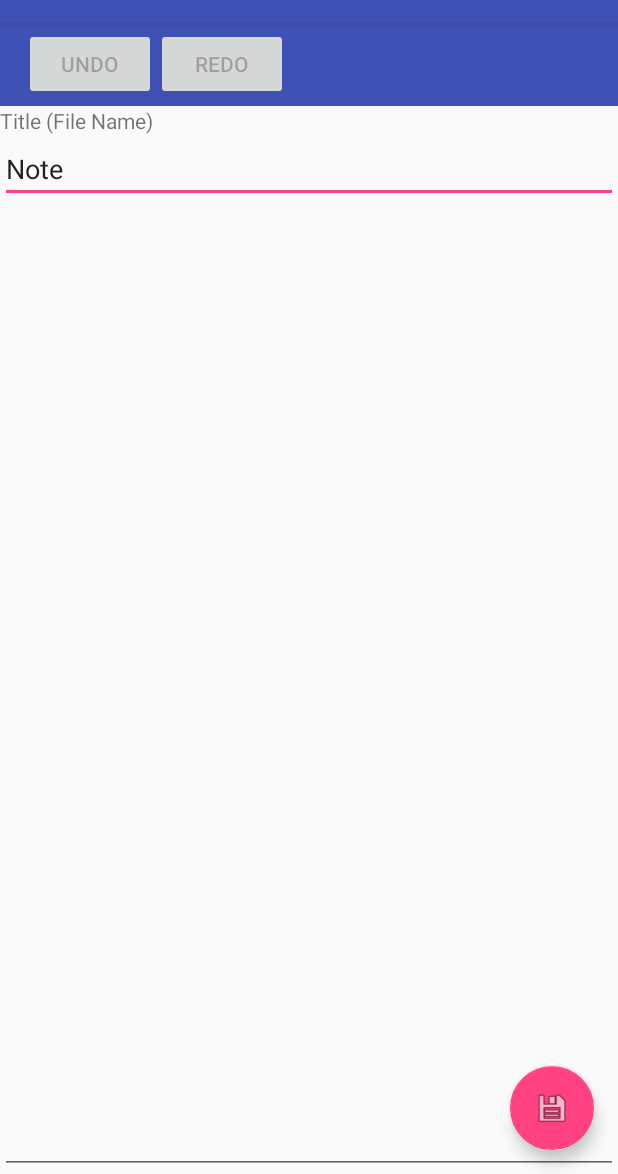
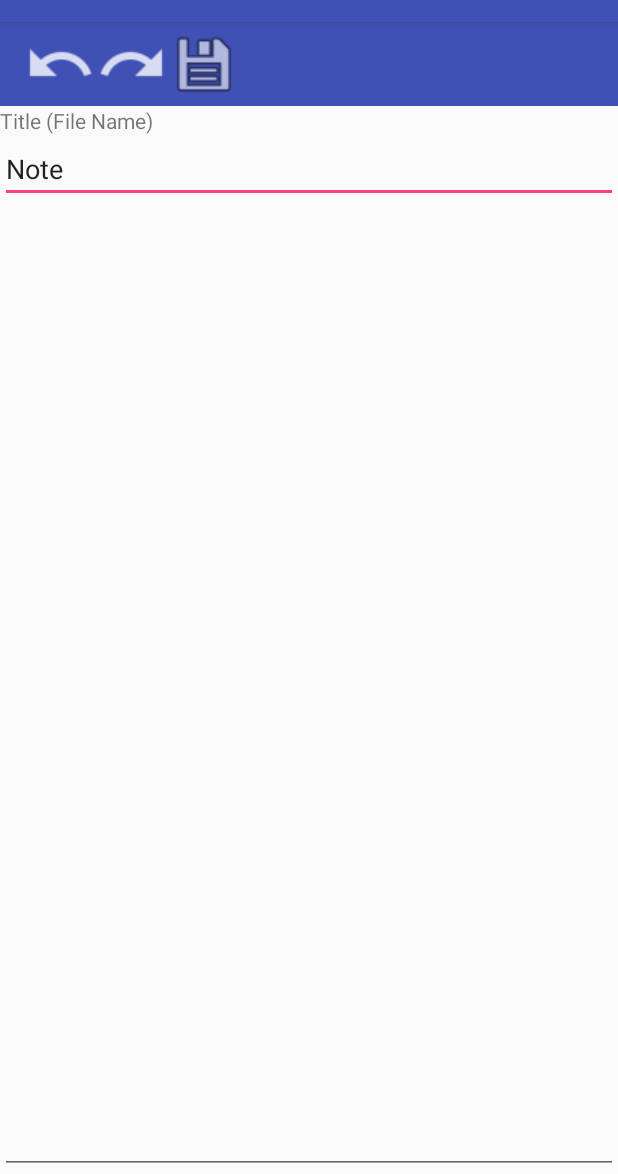
Before and after one commit to aario/snotepad, an Android app: the screen it shows after launch (MainActivity), after a tap on an icon or button, on a phone screen of 412 x 824 dp, the part 62-1236 px from its top. Run offline under Robolectric (Android 15) with nearby library versions, the phone set to English and light mode, and no system bars; 1 other tap on this screen came first.

Commit message:
Added icons for undo and redo buttons; Moved save button to toolbar

```diff
--- a/app/src/main/java/info/aario/snotepad/EditorFragment.java
+++ b/app/src/main/java/info/aario/snotepad/EditorFragment.java
@@ -29,6 +29,7 @@ public class EditorFragment extends Fragment {
     ArrayList<Integer> selectionEndUndoHistory = new ArrayList<Integer>();
     private Button btUndo;
     private Button btRedo;
+    private Button btSave;
     private int undoHistoryCursor = 0;
     TextWatcher textWatcher = new TextWatcher() {
         @Override
@@ -84,13 +85,7 @@ public class EditorFragment extends Fragment {
         activity = (MainActivity) getActivity();
         View view = inflater.inflate(R.layout.editor_fragment, container, false);
         FloatingActionButton fab = (FloatingActionButton) activity.findViewById(R.id.fab);
-        fab.setImageDrawable(ContextCompat.getDrawable(activity, android.R.drawable.ic_menu_save));
-        fab.setOnClickListener(new View.OnClickListener() {
-            @Override
-            public void onClick(View view) {
-                save();
-            }
-        });
+        fab.setVisibility(View.INVISIBLE);
         etTitle = (EditText) view.findViewById(R.id.etTitle);
         name = activity.filer.getFileNameWithoutExtension(path);
         etTitle.setText(name);
@@ -118,6 +113,13 @@ public class EditorFragment extends Fragment {
             }
         });
         saveUndoRedo();
+        btSave = (Button) view.findViewById(R.id.btSave);
+        btSave.setOnClickListener(new View.OnClickListener() {
+            @Override
+            public void onClick(View view) {
+                save();
+            }
+        });
         return view;
     }
 
--- a/app/src/main/java/info/aario/snotepad/ListFragment.java
+++ b/app/src/main/java/info/aario/snotepad/ListFragment.java
@@ -153,6 +153,7 @@ public class ListFragment extends Fragment {
             }
         });
         FloatingActionButton fab = (FloatingActionButton) activity.findViewById(R.id.fab);
+        fab.setVisibility(View.VISIBLE);
         fab.setImageDrawable(ContextCompat.getDrawable(activity, android.R.drawable.ic_input_add));
         fab.setOnClickListener(new View.OnClickListener() {
             @Override
--- a/app/src/main/res/layout/editor_fragment.xml
+++ b/app/src/main/res/layout/editor_fragment.xml
@@ -12,21 +12,29 @@
         android:layout_width="match_parent"
         android:layout_height="?attr/actionBarSize"
         android:background="?attr/colorPrimary"
-        app:popupTheme="@style/AppTheme.PopupOverlay">
+        app:popupTheme="@style/AppTheme.PopupOverlay"
+        android:weightSum="1">
 
         <Button
             android:id="@+id/btUndo"
-            android:layout_width="wrap_content"
+            android:layout_width="48dp"
             android:layout_height="wrap_content"
-            android:enabled="false"
-            android:text="@string/btUndo_title" />
+            android:background="@drawable/ic_undo"
+            android:enabled="false" />
 
         <Button
             android:id="@+id/btRedo"
-            android:layout_width="wrap_content"
+            android:layout_width="48dp"
             android:layout_height="wrap_content"
-            android:enabled="false"
-            android:text="@string/btRedo_text" />
+            android:background="@drawable/ic_redo"
+            android:enabled="false" />
+
+        <Button
+            android:id="@+id/btSave"
+            android:layout_width="48dp"
+            android:layout_height="wrap_content"
+            android:background="@android:drawable/ic_menu_save"
+            android:enabled="true" />
 
     </android.support.v7.widget.Toolbar>
 
--- a/build.gradle
+++ b/build.gradle
@@ -5,7 +5,7 @@ buildscript {
         jcenter()
     }
     dependencies {
-        classpath 'com.android.tools.build:gradle:2.3.0'
+        classpath 'com.android.tools.build:gradle:2.3.3'
 
         // NOTE: Do not place your application dependencies here; they belong
         // in the individual module build.gradle files
```
Also changed, not shown: app/src/main/ic_redo-web.png (added), app/src/main/res/drawable-hdpi/ic_redo.png (added), app/src/main/res/drawable-hdpi/ic_undo.png (added), app/src/main/res/drawable-mdpi/ic_redo.png (added), app/src/main/res/drawable-mdpi/ic_undo.png (added), app/src/main/res/drawable-xhdpi/ic_redo.png (added), app/src/main/res/drawable-xhdpi/ic_undo.png (added), app/src/main/res/drawable-xxhdpi/ic_redo.png (added), app/src/main/res/drawable-xxhdpi/ic_undo.png (added).
